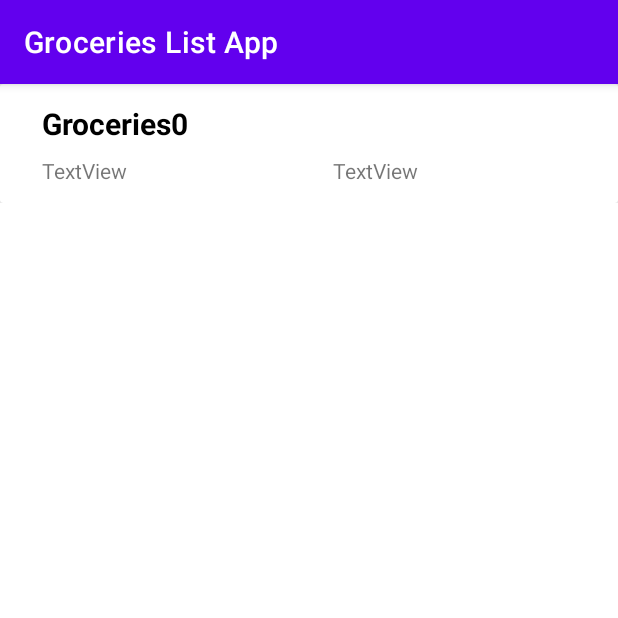
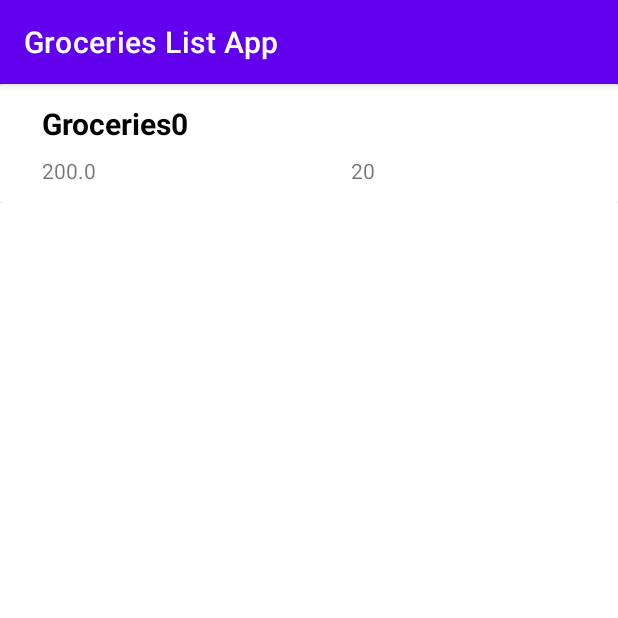
Before and after one commit to JAMBO-CHIDZIWISANO/mobile-grocries-list-application, an Android app: the screen it shows after launch (MainActivity), after a tap on "addgroceries", on a phone screen of 412 x 824 dp, the top half of it. Run offline under Robolectric (Android 15) with nearby library versions, the phone set to English and light mode, and no system bars; our stand-ins replace Room's generated code.

Commit message:
groceries list
Signed-off-by: JAMBO-CHIDZIWISANO <48149214+JAMBO-CHIDZIWISANO@users.noreply.github.com>
Signed-off-by: JAMBO-CHIDZIWISANO <bed-com-26-17@cc.ac.mw>

```diff
--- a/app/src/main/java/com/example/grocerieslistapp/adapter/RecyclerViewApter.java
+++ b/app/src/main/java/com/example/grocerieslistapp/adapter/RecyclerViewApter.java
@@ -46,10 +46,10 @@ public class RecyclerViewApter  extends RecyclerView.Adapter<RecyclerViewApter.V
 
         Groceries groceries = groceriesList.get(position);
 
-        //holder.groceries.setText( (int) groceries.getId() );
+        //holder.groceries.setText( String.valueOf(groceries.getId()) );
         holder.groceries.setText( groceries.getItems() );
-       //holder.price.setText( (int) groceries.getPrice() );
-        //holder.quantity.setText( (int) groceries.getQuantity() );
+        holder.price.setText( String.valueOf( groceries.getPrice() ) );
+        holder.quantity.setText( String.valueOf(groceries.getQuantity()) );
     }
 
     @Override
@@ -60,7 +60,7 @@ public class RecyclerViewApter  extends RecyclerView.Adapter<RecyclerViewApter.V
 
     public static class ViewHolder extends RecyclerView.ViewHolder {
 
-        public AppCompatTextView id;
+        //public AppCompatTextView id;
         public AppCompatTextView groceries;
         public AppCompatTextView price;
         public AppCompatTextView quantity;
@@ -73,7 +73,7 @@ public class RecyclerViewApter  extends RecyclerView.Adapter<RecyclerViewApter.V
             groceries = itemView.findViewById( R.id.grocery_name );
             price = itemView.findViewById( R.id.price );
             quantity = itemView.findViewById( R.id.quantity );
-            id = itemView.findViewById( R.id.grocery_id );
+            //id = itemView.findViewById( R.id.grocery_id );
         }
     }
 }
--- a/app/src/main/res/layout/groceries_row.xml
+++ b/app/src/main/res/layout/groceries_row.xml
@@ -46,7 +46,7 @@
                 android:layout_width="wrap_content"
                 android:layout_height="wrap_content"
                 android:layout_marginTop="8dp"
-                android:text="TextView"
+
                 app:layout_constraintStart_toStartOf="@+id/grocery_name"
                 app:layout_constraintTop_toBottomOf="@+id/grocery_name" />
 
@@ -54,7 +54,6 @@
                 android:id="@+id/quantity"
                 android:layout_width="wrap_content"
                 android:layout_height="wrap_content"
-                android:text="TextView"
                 app:layout_constraintBottom_toBottomOf="@+id/price"
                 app:layout_constraintEnd_toEndOf="parent"
                 app:layout_constraintHorizontal_bias="0.532"
```
